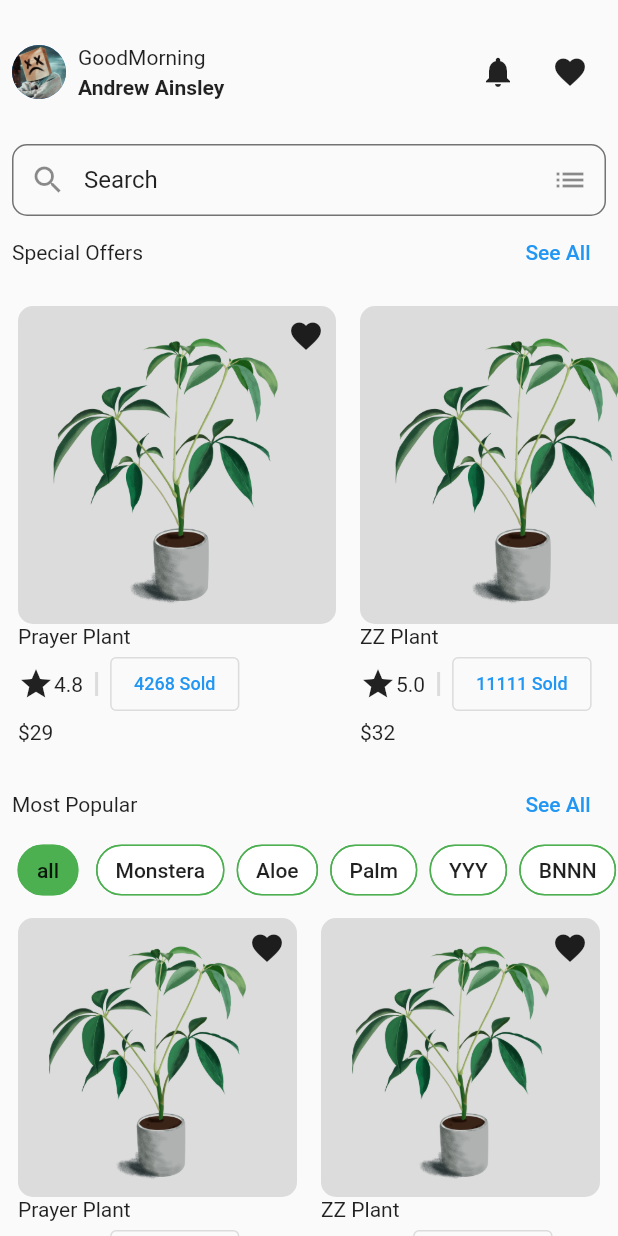
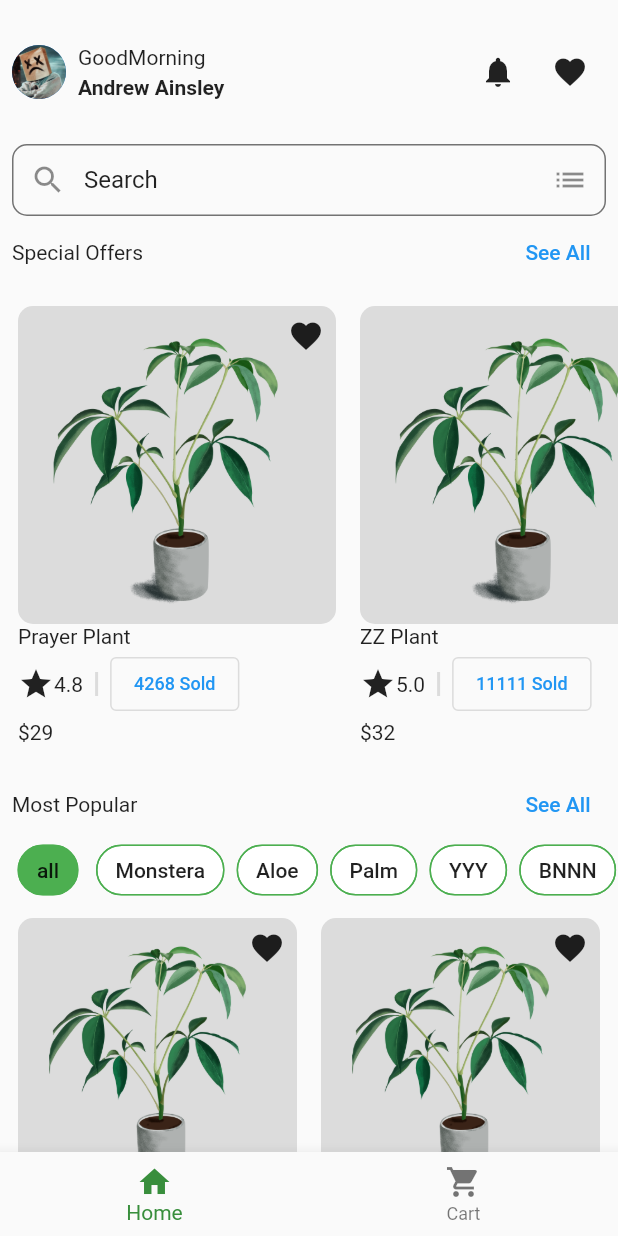
Before and after one commit to 1999JD/planet, a Flutter app: the ThirdPary screen opened directly, after a tap on "Sign in with Password", on a phone screen of 412 x 824 dp. Run offline on Flutter 3.47's test engine with Material 2 defaults, Android fonts, the phone set to English and light mode, and no system bars; our stand-ins replace flutter_native_splash, flutter_spinkit.

Commit message:
feat: 最終版本bottom navigation

```diff
--- /dev/null
+++ b/lib/route/main_layout_widget.dart
@@ -0,0 +1,16 @@
+import 'package:planet/ux/page/cart.dart';
+import 'package:planet/ux/page/error.dart';
+import 'package:flutter/material.dart';
+import 'package:planet/ux/page/home.dart';
+
+class MainLayoutWidget {
+  static Widget generateWidget(int widgetIndex) {
+    late Widget page;
+    if (widgetIndex == 0) {
+      page = Home();
+    } else if (widgetIndex == 1) {
+      page = CartPage();
+    }
+    return page;
+  }
+}
--- a/lib/route/path.dart
+++ b/lib/route/path.dart
@@ -1,28 +1,22 @@
 import 'package:flutter/material.dart';
-import 'package:planet/ux/page/home.dart';
-import 'package:planet/ux/page/sign.dart';
-import 'package:planet/ux/page/cart.dart';
+import 'package:planet/ux/page/sign/index.dart';
 import 'package:planet/ux/page/error.dart';
+import 'package:planet/ux/page/splash.dart';
+import 'package:planet/ux/page/main_layout/index.dart';
 
 class Path {
   static Route<dynamic> generateRoute(RouteSettings settings) {
     late Widget page;
-    if (settings.name == '/home') {
-      page = const Home();
+
+    if (settings.name == '/') {
+      page = const Splash();
     } else if (settings.name == '/sign') {
       page = const Sign();
-    } else if (settings.name == '/cart') {
-      page = const CartPage();
-
-      // } else if (settings.name == '/sort') {
-      //   page = const SortPage();
-      // } else if (settings.name!.startsWith('/sort/')) {
-      //   final subRoute = settings.name!.substring('/sort'.length);
-      //   page = SortInner(
-      //     setupPageRoute: subRoute,
-      //   );
-      // } else if (settings.name == '/search') {
-      //   page = const SearchPage();
+    } else if (settings.name!.startsWith('/main/')) {
+      final subRoute = settings.name!.substring('/main'.length);
+      page = MainLayout(
+        setupPageRoute: subRoute,
+      );
     } else {
       final String msg = settings.name ?? '';
       page = ErrorPage(message: msg);
--- a/lib/ux/page/home.dart
+++ b/lib/ux/page/home.dart
@@ -36,7 +36,6 @@ class _HomeState extends State<Home> {
 
   @override
   Widget build(BuildContext context) {
-    final gridWidth = (MediaQuery.of(context).size.width - 24) / 2;
     return Scaffold(
       body: SingleChildScrollView(
         child: Column(
--- /dev/null
+++ b/lib/ux/page/main_layout/index.dart
@@ -0,0 +1,37 @@
+import 'package:flutter/material.dart';
+import 'package:planet/route/main_layout_widget.dart';
+import 'package:planet/ux/widget/main_layout/bottom_navigation.dart';
+
+class MainLayout extends StatefulWidget {
+  final String setupPageRoute;
+  const MainLayout({
+    super.key,
+    required this.setupPageRoute,
+  });
+
+  @override
+  MainLayoutState createState() => MainLayoutState();
+}
+
+class MainLayoutState extends State<MainLayout> {
+  int _selectedIndex = 0;
+
+  void _onItemTapped(int index) {
+    setState(() {
+      _selectedIndex = index;
+    });
+  }
+
+  @override
+  Widget build(BuildContext context) {
+    return Scaffold(
+      body: Container(
+        child: MainLayoutWidget.generateWidget(_selectedIndex),
+      ),
+      bottomNavigationBar: BottomNavigation(
+        currentIndex: _selectedIndex,
+        onItemTapped: _onItemTapped,
+      ),
+    );
+  }
+}
--- a/lib/ux/page/sign/third_party.dart
+++ b/lib/ux/page/sign/third_party.dart
@@ -36,7 +36,7 @@ class ThirdPary extends StatelessWidget {
               padding: const EdgeInsets.symmetric(vertical: 24),
               child: ElevatedButton(
                 onPressed: () {
-                  Navigator.of(context).pushNamed('/home');
+                  Navigator.of(context).pushNamed('/main/');
                 },
                 child: const Text('Sign in with Password'),
               ),
--- a/lib/ux/page/splash.dart
+++ b/lib/ux/page/splash.dart
@@ -1,7 +1,7 @@
 import 'package:flutter/material.dart';
 import 'package:flutter_spinkit/flutter_spinkit.dart';
 import 'package:planet/ux/page/home.dart';
-import 'package:planet/ux/page/sign.dart';
+import 'package:planet/ux/page/sign/index.dart';
 
 class Splash extends StatefulWidget {
   const Splash({super.key});
--- /dev/null
+++ b/lib/ux/widget/main_layout/bottom_navigation.dart
@@ -0,0 +1,30 @@
+import 'package:flutter/material.dart';
+
+class BottomNavigation extends StatelessWidget {
+  const BottomNavigation(
+      {super.key, required this.currentIndex, required this.onItemTapped});
+  final int currentIndex;
+  final ValueChanged<int> onItemTapped;
+
+  @override
+  Widget build(BuildContext context) {
+    return BottomNavigationBar(
+      type: BottomNavigationBarType.fixed,
+      items: const [
+        BottomNavigationBarItem(
+          icon: Icon(Icons.home),
+          label: 'Home',
+        ),
+        BottomNavigationBarItem(
+          icon: Icon(Icons.shopping_cart),
+          label: 'Cart',
+        ),
+      ],
+      onTap: (index) => onItemTapped(
+        index,
+      ),
+      currentIndex: currentIndex,
+      selectedItemColor: Colors.green[700],
+    );
+  }
+}
```
Also changed, not shown: lib/ux/page/sign/index.dart (renamed from lib/ux/page/sign.dart).
